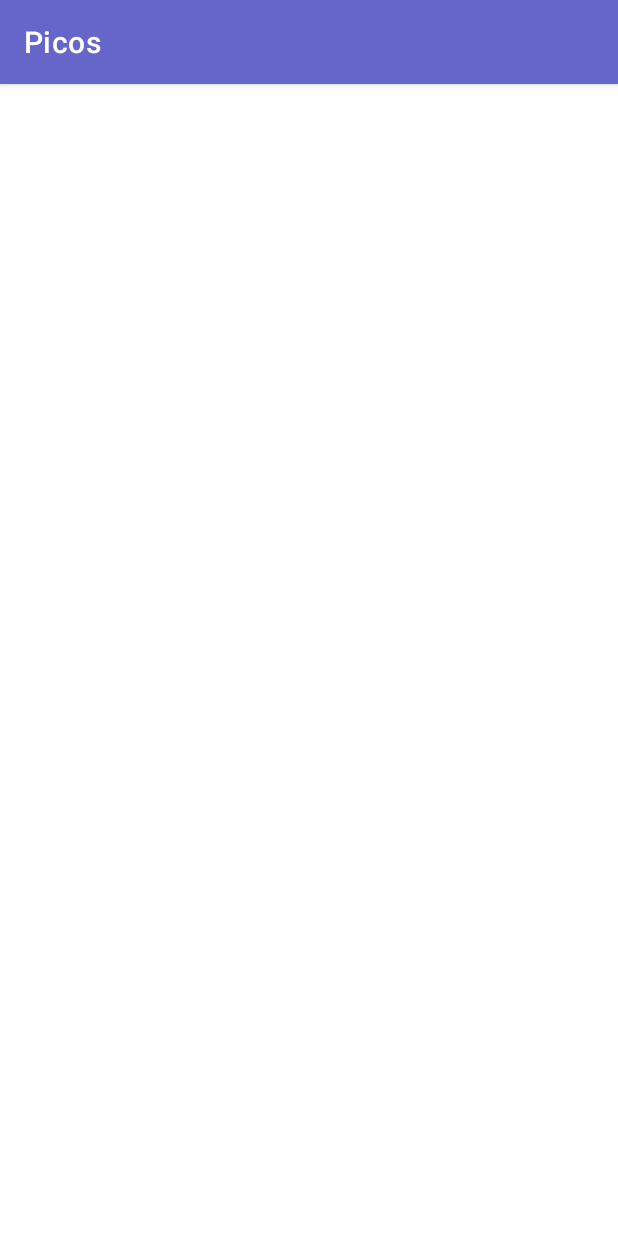
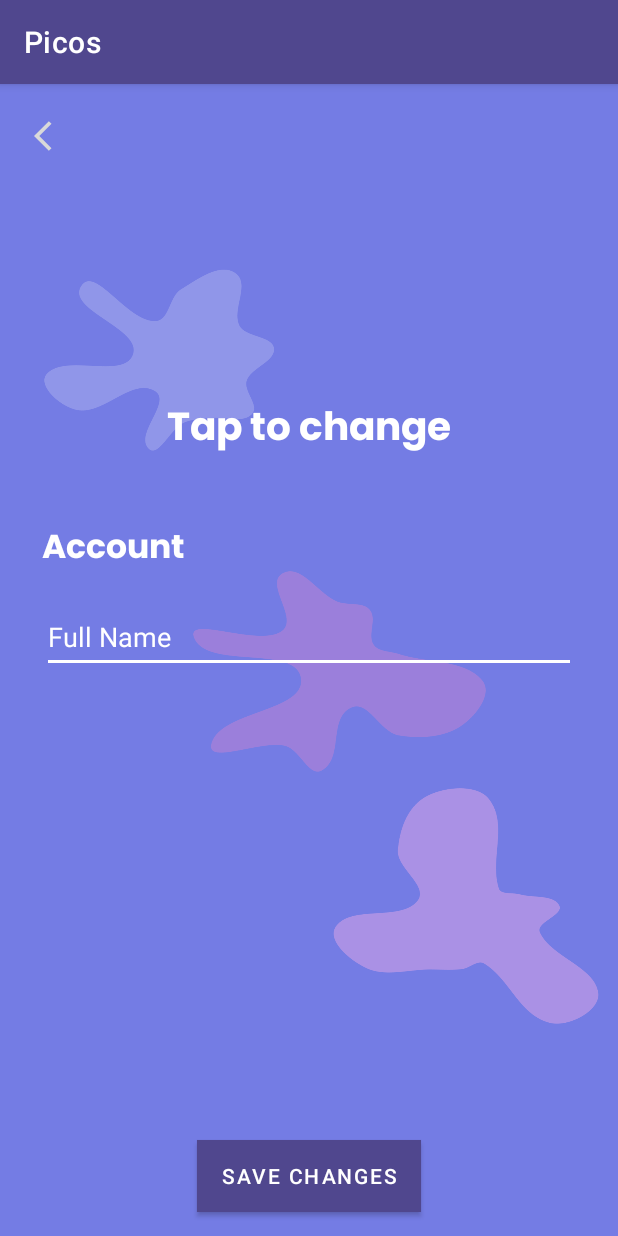
Before and after one commit to nabilaapr24/Picos, an Android app: the fragment EditProfileFragment shown on its own in the app's theme, on a phone screen of 412 x 824 dp. Run offline under Robolectric (Android 15) with nearby library versions, the phone set to English and light mode, and no system bars; our stand-ins replace CircleImageView.

Commit message:
profile page done, log out feature done

```diff
--- a/app/src/main/java/com/example/picos/ui/activity/MainActivity.kt
+++ b/app/src/main/java/com/example/picos/ui/activity/MainActivity.kt
@@ -1,17 +1,12 @@
 package com.example.picos.ui.activity
 
-import android.R
-import android.content.Intent
 import android.os.Bundle
-import android.view.View
 import androidx.appcompat.app.AppCompatActivity
 import androidx.fragment.app.FragmentManager
 import androidx.fragment.app.FragmentTransaction
 import com.example.picos.databinding.ActivityMainBinding
-import com.example.picos.databinding.ActivityMainDashboardBinding
-import com.example.picos.ui.activity.assessment.MainDashboard
 import com.example.picos.ui.fragment.CalendarFragment
-import com.example.picos.ui.fragment.HistoryFragment
+import com.example.picos.ui.fragment.ProfileFragment
 import com.example.picos.ui.fragment.HomeFragment
 
 
@@ -47,9 +42,9 @@ class MainActivity : AppCompatActivity() {
                     fragmentTransaction.commit()
                     true
                 }
-                com.example.picos.R.id.navigation_logs -> {
+                com.example.picos.R.id.navigation_profile -> {
                     val fragmentTransaction: FragmentTransaction = fragmentManager.beginTransaction()
-                    fragmentTransaction.replace(binding.fragmentContainerViewTag.id, HistoryFragment())
+                    fragmentTransaction.replace(binding.fragmentContainerViewTag.id, ProfileFragment())
                     fragmentTransaction.commit()
                     true
                 }
--- a/app/src/main/java/com/example/picos/ui/activity/RegisterPage.kt
+++ b/app/src/main/java/com/example/picos/ui/activity/RegisterPage.kt
@@ -27,8 +27,6 @@ class RegisterPage : AppCompatActivity() {
     }
 
     private fun registerUser() {
-        val name = binding.nameRegister.text.toString()
-        val username = binding.usernameRegister.text.toString()
         val email = binding.emailAddressRegister.text.toString()
         val password = binding.passwordRegister.text.toString()
         val confirmPassword = binding.confirmPasswordRegister.text.toString()
--- a/app/src/main/java/com/example/picos/ui/fragment/HistoryFragment.kt
+++ b/app/src/main/java/com/example/picos/ui/fragment/EditProfileFragment.kt
@@ -14,10 +14,10 @@ private const val ARG_PARAM2 = "param2"
 
 /**
  * A simple [Fragment] subclass.
- * Use the [HistoryFragment.newInstance] factory method to
+ * Use the [EditProfileFragment.newInstance] factory method to
  * create an instance of this fragment.
  */
-class HistoryFragment : Fragment() {
+class EditProfileFragment : Fragment() {
     // TODO: Rename and change types of parameters
     private var param1: String? = null
     private var param2: String? = null
@@ -35,7 +35,7 @@ class HistoryFragment : Fragment() {
         savedInstanceState: Bundle?
     ): View? {
         // Inflate the layout for this fragment
-        return inflater.inflate(R.layout.fragment_history, container, false)
+        return inflater.inflate(R.layout.fragment_edit_profile, container, false)
     }
 
     companion object {
@@ -45,12 +45,12 @@ class HistoryFragment : Fragment() {
          *
          * @param param1 Parameter 1.
          * @param param2 Parameter 2.
-         * @return A new instance of fragment HistoryFragment.
+         * @return A new instance of fragment EditProfileFragment.
          */
         // TODO: Rename and change types and number of parameters
         @JvmStatic
         fun newInstance(param1: String, param2: String) =
-            HistoryFragment().apply {
+            EditProfileFragment().apply {
                 arguments = Bundle().apply {
                     putString(ARG_PARAM1, param1)
                     putString(ARG_PARAM2, param2)
--- a/app/src/main/res/drawable/baseline_account_circle_24.xml
+++ b/app/src/main/res/drawable/baseline_account_circle_24.xml
@@ -1,4 +1,4 @@
-<vector android:height="24dp" android:tint="#00FF00"
+<vector android:height="24dp" android:tint="#FFFFFF"
     android:viewportHeight="24" android:viewportWidth="24"
     android:width="24dp" xmlns:android="http://schemas.android.com/apk/res/android">
     <path android:fillColor="@android:color/white" android:pathData="M12,2C6.48,2 2,6.48 2,12s4.48,10 10,10s10,-4.48 10,-10S17.52,2 12,2zM12,6c1.93,0 3.5,1.57 3.5,3.5S13.93,13 12,13s-3.5,-1.57 -3.5,-3.5S10.07,6 12,6zM12,20c-2.03,0 -4.43,-0.82 -6.14,-2.88C7.55,15.8 9.68,15 12,15s4.45,0.8 6.14,2.12C16.43,19.18 14.03,20 12,20z"/>
--- /dev/null
+++ b/app/src/main/res/drawable/baseline_arrow_back_ios_24.xml
@@ -0,0 +1,5 @@
+<vector android:autoMirrored="true" android:height="42dp"
+    android:tint="#D9D9D9" android:viewportHeight="42"
+    android:viewportWidth="42" android:width="42dp" xmlns:android="http://schemas.android.com/apk/res/android">
+    <path android:fillColor="@android:color/white" android:pathData="M11.67,3.87L9.9,2.1 0,12l9.9,9.9 1.77,-1.77L3.54,12z"/>
+</vector>
--- a/app/src/main/res/drawable/baseline_home_24.xml
+++ b/app/src/main/res/drawable/baseline_home_24.xml
@@ -1,4 +1,4 @@
-<vector android:height="24dp" android:tint="#00FF00"
+<vector android:height="24dp" android:tint="#FFFFFF"
     android:viewportHeight="24" android:viewportWidth="24"
     android:width="24dp" xmlns:android="http://schemas.android.com/apk/res/android">
     <path android:fillColor="@android:color/white" android:pathData="M10,20v-6h4v6h5v-8h3L12,3 2,12h3v8z"/>
--- a/app/src/main/res/layout/activity_main.xml
+++ b/app/src/main/res/layout/activity_main.xml
@@ -20,6 +20,7 @@
         android:id="@+id/bottomNavigation"
         android:layout_width="match_parent"
         android:layout_height="wrap_content"
+        android:background="@color/purple_navigation"
         app:menu="@menu/bottom_navigation_menu"
         app:layout_constraintBottom_toBottomOf="parent"
         app:layout_constraintStart_toStartOf="parent"
--- /dev/null
+++ b/app/src/main/res/layout/fragment_edit_profile.xml
@@ -0,0 +1,102 @@
+<?xml version="1.0" encoding="utf-8"?>
+<RelativeLayout xmlns:android="http://schemas.android.com/apk/res/android"
+    xmlns:tools="http://schemas.android.com/tools"
+    android:layout_width="match_parent"
+    android:layout_height="match_parent"
+    android:background="@drawable/bg_profile"
+    tools:context=".ui.fragment.EditProfileFragment">
+
+    <ImageButton
+        android:id="@+id/btnSomeAction"
+        android:layout_width="55dp"
+        android:layout_height="55dp"
+        android:layout_marginStart="16dp"
+        android:layout_marginTop="16dp"
+        android:layout_marginEnd="16dp"
+        android:layout_marginBottom="16dp"
+        android:background="@android:color/transparent"
+        android:contentDescription="Back Button"
+        android:gravity="left"
+        android:src="@drawable/baseline_arrow_back_ios_24"
+        android:text="Some Action" />
+
+    <!-- Foto profil dan fitur untuk menggantinya -->
+    <de.hdodenhof.circleimageview.CircleImageView
+        android:id="@+id/imgProfile"
+        android:layout_width="120dp"
+        android:layout_height="120dp"
+        android:layout_centerHorizontal="true"
+        android:layout_marginTop="72dp"
+        tools:src="@tools:sample/avatars" />
+
+    <!-- Nama dan email -->
+    <TextView
+        android:id="@+id/txtChangePhoto"
+        android:layout_width="wrap_content"
+        android:layout_height="wrap_content"
+        android:layout_below="@id/imgProfile"
+        android:layout_centerHorizontal="true"
+        android:layout_marginTop="16dp"
+        android:fontFamily="@font/poppins_bold"
+        android:text="Tap to change"
+        android:textColor="@color/white"
+        android:textSize="26sp" />
+
+    <TextView
+        android:id="@+id/Account"
+        android:layout_width="wrap_content"
+        android:layout_height="wrap_content"
+        android:layout_below="@id/txtChangePhoto"
+        android:layout_marginTop="38sp"
+        android:fontFamily="@font/poppins_bold"
+        android:text="Account"
+        android:layout_marginStart="28sp"
+        android:textColor="@color/white"
+        android:textSize="22sp" />
+
+    <EditText
+        android:id="@+id/firstName"
+        android:layout_width="match_parent"
+        android:layout_height="48dp"
+        android:layout_marginTop="15dp"
+        android:layout_marginStart="28sp"
+        android:layout_marginEnd="28sp"
+        android:backgroundTint="@color/white"
+        android:hint="@string/full_name"
+        android:inputType="text"
+        android:layout_below="@id/Account"
+        android:textColorHint="@color/white" />
+
+<!--    <EditText-->
+<!--        android:id="@+id/lastName"-->
+<!--        android:layout_width="match_parent"-->
+<!--        android:layout_below="@id/firstName"-->
+<!--        android:layout_height="48dp"-->
+<!--        android:layout_marginTop="15dp"-->
+<!--        android:backgroundTint="@color/white"-->
+<!--        android:hint="@string/last_name"-->
+<!--        android:inputType="text"-->
+<!--        android:textColorHint="@color/white" />-->
+
+<!--    <EditText-->
+<!--        android:id="@+id/emailAddressRegister"-->
+<!--        android:layout_below="@+id/lastName"-->
+<!--        android:layout_width="match_parent"-->
+<!--        android:layout_height="48dp"-->
+<!--        android:layout_marginTop="15dp"-->
+<!--        android:backgroundTint="@color/white"-->
+<!--        android:hint="@string/email_address"-->
+<!--        android:inputType="textEmailAddress"-->
+<!--        android:textColorHint="@color/white" />-->
+
+    <Button
+        android:id="@+id/btnSave"
+        android:layout_width="wrap_content"
+        android:layout_height="wrap_content"
+        android:layout_alignParentBottom="true"
+        android:layout_centerHorizontal="true"
+        android:layout_margin="16dp"
+        android:background="@color/purple_dark"
+        android:text="Save Changes" />
+
+</RelativeLayout>
--- a/app/src/main/res/layout/fragment_history.xml
+++ /dev/null
@@ -1,12 +0,0 @@
-<?xml version="1.0" encoding="utf-8"?>
-<LinearLayout xmlns:android="http://schemas.android.com/apk/res/android"
-    xmlns:tools="http://schemas.android.com/tools"
-    android:layout_width="match_parent"
-    android:layout_height="match_parent"
-    tools:context=".ui.fragment.HistoryFragment">
-
-        <TextView
-            android:layout_width="match_parent"
-            android:layout_height="wrap_content"/>
-
-</LinearLayout>
--- a/app/src/main/res/menu/bottom_navigation_menu.xml
+++ b/app/src/main/res/menu/bottom_navigation_menu.xml
@@ -10,7 +10,7 @@
         android:title="Calendar" />
 
     <item
-        android:id="@+id/navigation_logs"
+        android:id="@+id/navigation_profile"
         android:icon="@drawable/baseline_account_circle_24"
         android:title="Logs" />
 
--- a/app/src/main/res/values/colors.xml
+++ b/app/src/main/res/values/colors.xml
@@ -17,5 +17,7 @@
     <color name="purple_home">#747CE4</color>
     <color name="purple_welcome">#5F38C5</color>
     <color name="purple_day">#4A2B9B</color>
+    <color name="grey">#D9D9D9</color>
+    <color name="purple_navigation">#B6A1F1</color>
 
 </resources>
--- a/app/src/main/res/values/strings.xml
+++ b/app/src/main/res/values/strings.xml
@@ -2,7 +2,7 @@
     <string name="app_name">Picos</string>
     <!--    Welcome Page    -->
     <string name="hello">Hello Beautiful,</string>
-    <string name="welcome_desc">Enter your description below or login with Google Account</string>
+    <string name="welcome_desc">Enter your email address and your password for login</string>
     <string name="welcome_to">WELCOME TO PICOS</string>
     <string name="login">Login</string>
     <string name="create_account">Create Account</string>
@@ -49,5 +49,8 @@
     <string name="self_assessment_desc">Lorem ipsum dolor sit amet ko wi lulu lulu lulu lulu lulu lulu lulu lulu lulu lulu lulu lulu lullu lulu.</string>
     <string name="my_cycle_desc">Lorem ipsum dolor sit amet ko wi lulu lulu lulu lulu lulu lulu lulu lulu lulu lulu lulu lulu lullu lulu.</string>
 
+    <!--    Profile & Edit Profile    -->
+    <string name="full_name">Full Name</string>
+    <string name="last_name">Last Name</string>
     <!-- TODO: Remove or change this placeholder text -->
 </resources>
--- a/app/src/main/res/values/themes.xml
+++ b/app/src/main/res/values/themes.xml
@@ -2,7 +2,7 @@
     <!-- Base application theme. -->
     <style name="Theme.Picos" parent="Theme.MaterialComponents.DayNight.DarkActionBar">
         <!-- Primary brand color. -->
-        <item name="colorPrimary">@color/lavender_dark</item>
+        <item name="colorPrimary">@color/purple_dark</item>
         <item name="colorPrimaryVariant">@color/purple_700</item>
         <item name="colorOnPrimary">@color/white</item>
         <!-- Secondary brand color. -->
```
Also changed, not shown: app/src/main/AndroidManifest.xml (+9 -9 lines), app/src/main/java/com/example/picos/ui/fragment/ProfileFragment.kt (added, +42 -0 lines), app/src/main/res/layout/activity_register_page.xml (+4 -20 lines), app/src/main/res/layout/activity_welcome_page.xml (+4 -3 lines), app/src/main/res/layout/fragment_profile.xml (added, +78 -0 lines), app/src/main/res/drawable/bg_profile.png (added).
